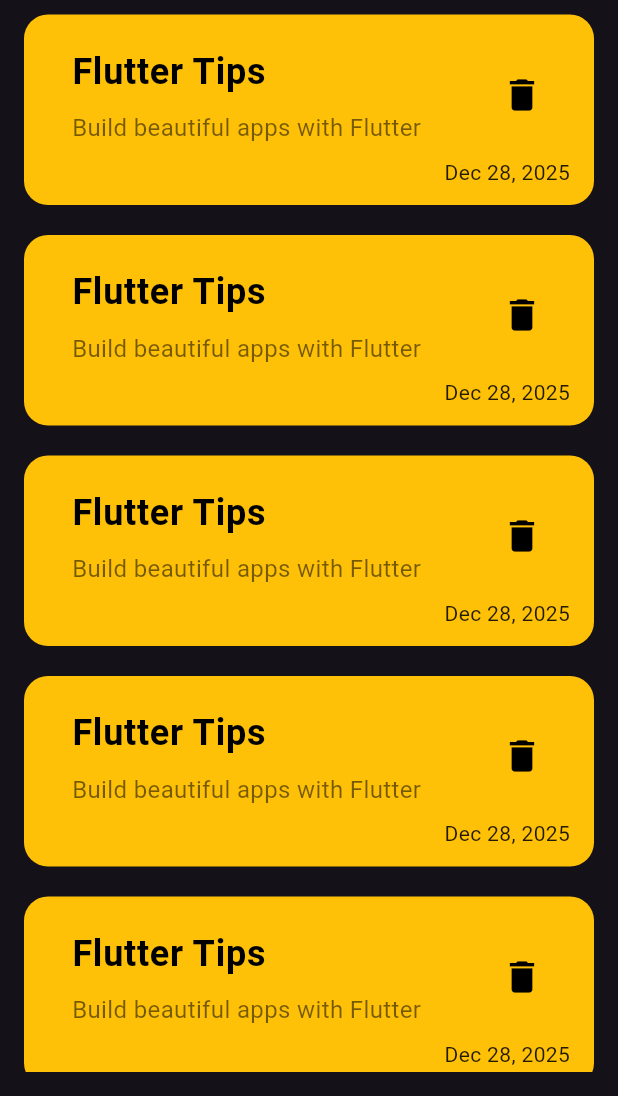
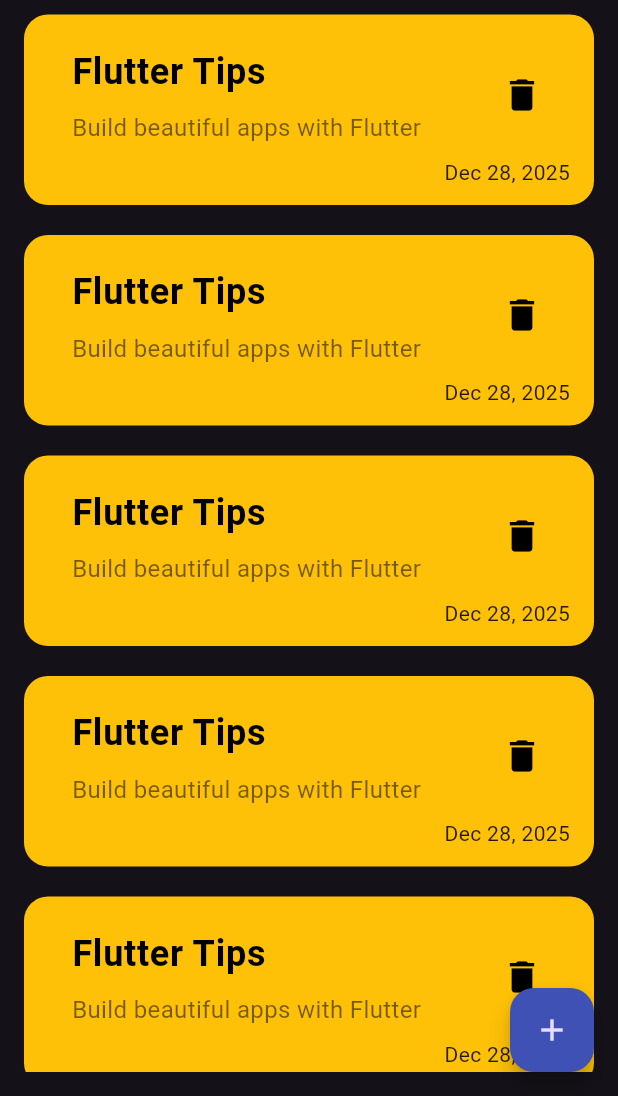
Before and after one commit to Sheriif80/notes_app, a Flutter app: the screen it shows after launch, on a phone screen of 412 x 824 dp, the part 140-1236 px from its top. Run offline on Flutter 3.47's test engine with Material 3 defaults, Android fonts, the phone set to English and light mode, and no system bars; our stand-ins replace google_fonts.

Commit message:
added floating action button

```diff
--- a/lib/views/notes_view.dart
+++ b/lib/views/notes_view.dart
@@ -6,6 +6,13 @@ class NotesView extends StatelessWidget {
 
   @override
   Widget build(BuildContext context) {
-    return const Scaffold(body: NotesViewBody());
+    return Scaffold(
+      floatingActionButton: FloatingActionButton(
+        backgroundColor: Colors.indigo,
+        onPressed: () {},
+        child: const Icon(Icons.add),
+      ),
+      body: const NotesViewBody(),
+    );
   }
 }
```
